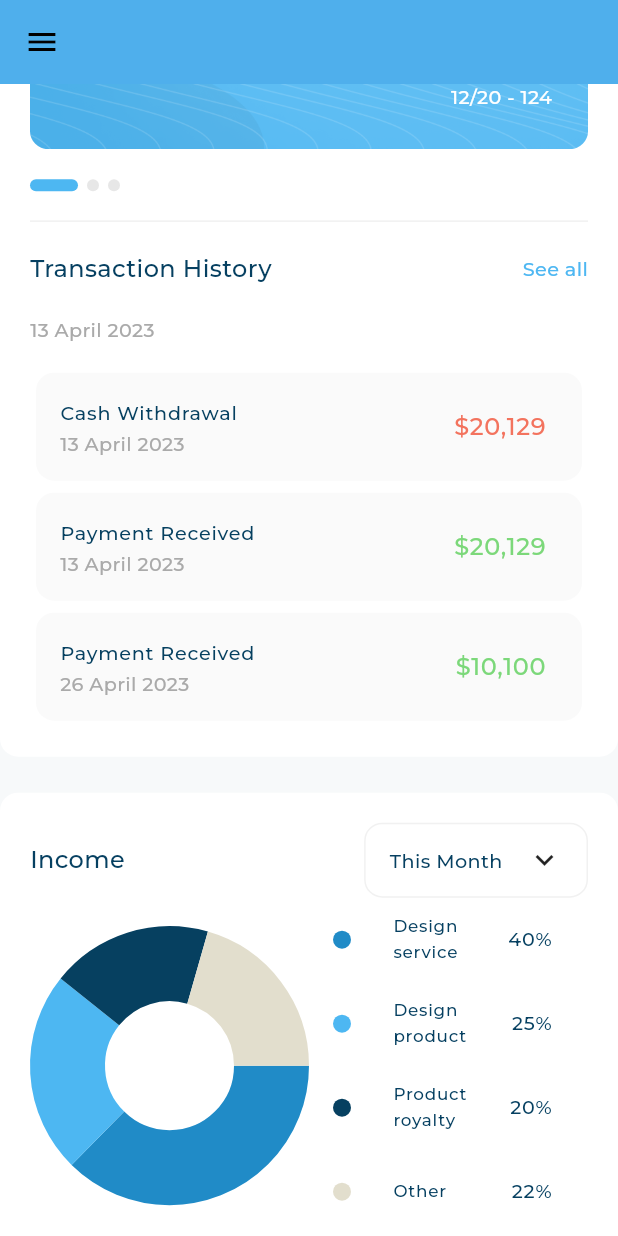
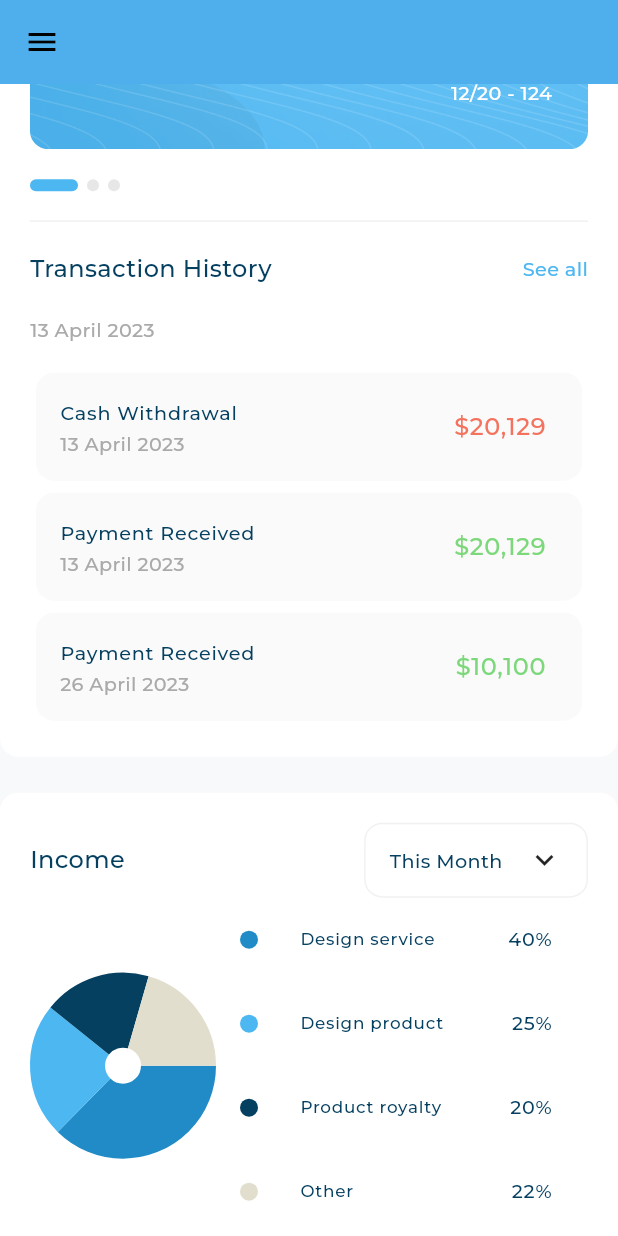
Before and after one commit to MahmoudAladwy33/responsive_dash_board, a Flutter app: the screen it shows after launch, scrolled down 1152 dp, on a phone screen of 412 x 824 dp. Run offline on Flutter 3.47's test engine with Material 3 defaults, Android fonts, the phone set to English and light mode, and no system bars; drawn by our look-alikes of expandable_page_view, fl_chart; our stand-ins replace flutter_svg; project files that could hold a hidden picture were left out.

Commit message:
- responsive desktop layout done

```diff
--- a/lib/features/views/dashboard.dart
+++ b/lib/features/views/dashboard.dart
@@ -1,4 +1,5 @@
 import 'package:flutter/material.dart';
+import 'package:responsive_dash_board/core/theme/size_config.dart';
 import 'package:responsive_dash_board/features/widgets/adaptive_layout.dart';
 import 'package:responsive_dash_board/features/widgets/custom_drawer.dart';
 import 'package:responsive_dash_board/features/widgets/dashboard_desktop_layout.dart';
@@ -18,7 +19,7 @@ class _DashBoardViewState extends State<DashBoardView> {
   Widget build(BuildContext context) {
     return Scaffold(
       key: scaffoldKey,
-      appBar: MediaQuery.sizeOf(context).width < 800
+      appBar: MediaQuery.sizeOf(context).width < SizeConfig.tablet
           ? AppBar(
               elevation: 0,
               backgroundColor: const Color(0xff4db7f2),
@@ -31,7 +32,9 @@ class _DashBoardViewState extends State<DashBoardView> {
               ),
             )
           : null,
-      drawer: MediaQuery.sizeOf(context).width < 800 ? const CustomDrawer() : null,
+      drawer: MediaQuery.sizeOf(context).width < SizeConfig.tablet
+          ? const CustomDrawer()
+          : null,
       backgroundColor: const Color(0xfff7f9fa),
       body: AdaptiveLayout(
         mobileLayout: (context) => const DashboardMobileLayout(),
--- a/lib/features/widgets/adaptive_layout.dart
+++ b/lib/features/widgets/adaptive_layout.dart
@@ -1,4 +1,5 @@
 import 'package:flutter/material.dart';
+import 'package:responsive_dash_board/core/theme/size_config.dart';
 
 class AdaptiveLayout extends StatelessWidget {
   const AdaptiveLayout({
@@ -13,9 +14,9 @@ class AdaptiveLayout extends StatelessWidget {
   Widget build(BuildContext context) {
     return LayoutBuilder(
       builder: (context, constrains) {
-        if (constrains.maxWidth < 800) {
+        if (constrains.maxWidth < SizeConfig.tablet) {
           return mobileLayout(context);
-        } else if (constrains.maxWidth < 1200) {
+        } else if (constrains.maxWidth < SizeConfig.desktop) {
           return tabletLayout(context);
         } else {
           return desktopLayout(context);
--- a/lib/features/widgets/all_expensess_and_quick_invoice_section.dart
+++ b/lib/features/widgets/all_expensess_and_quick_invoice_section.dart
@@ -8,8 +8,7 @@ class AllExpensessAndQuickInvoiceSection extends StatelessWidget {
 
   @override
   Widget build(BuildContext context) {
-    return const SingleChildScrollView(
-      child: Column(
+    return const Column(
       children: [
         AllExpensess(),
         SizedBox(
@@ -17,7 +16,6 @@ class AllExpensessAndQuickInvoiceSection extends StatelessWidget {
         ),
         QuickInvoice(),
       ],
-      ),
     );
   }
 }
--- a/lib/features/widgets/income_details.dart
+++ b/lib/features/widgets/income_details.dart
@@ -29,11 +29,10 @@ class IncomeDetails extends StatelessWidget {
   ];
   @override
   Widget build(BuildContext context) {
-    return ListView.builder(
-      itemCount: items.length,
-      shrinkWrap: true,
-      itemBuilder: (context,index){
-      return ItemDetails(itemDetailsModel: items[index]);
-    });
+    return Column(
+      children: items.map((e) => ItemDetails(itemDetailsModel: e)).toList(),
+    );
+
+
   }
 }
--- a/lib/features/widgets/income_section.dart
+++ b/lib/features/widgets/income_section.dart
@@ -1,8 +1,7 @@
 import 'package:flutter/material.dart';
 import 'package:responsive_dash_board/features/widgets/custom_background_container.dart';
-import 'package:responsive_dash_board/features/widgets/income_chart.dart';
-import 'package:responsive_dash_board/features/widgets/income_details.dart';
 
+import 'income_section_body.dart';
 import 'income_section_header.dart';
 
 class IncomeSection extends StatelessWidget {
@@ -14,17 +13,7 @@ class IncomeSection extends StatelessWidget {
       child: Column(
         children: [
           IncomeSectionHeader(),
-          Row(
-            crossAxisAlignment: CrossAxisAlignment.center ,
-            children: [
-              Expanded(
-                child: IncomeChart(),
-              ),
-              Expanded(
-                child: IncomeDetails(),
-              ),
-            ],
-          ),
+          IncomeSectionBody(),
         ],
       ),
     );
--- /dev/null
+++ b/lib/features/widgets/income_section_body.dart
@@ -0,0 +1,37 @@
+import 'dart:developer';
+
+import 'package:flutter/material.dart';
+import 'package:responsive_dash_board/core/theme/size_config.dart';
+import 'package:responsive_dash_board/features/widgets/detailed_income_chart.dart';
+import 'package:responsive_dash_board/features/widgets/income_chart.dart';
+
+import 'income_details.dart';
+
+class IncomeSectionBody extends StatelessWidget {
+  const IncomeSectionBody({
+    super.key,
+  });
+
+  @override
+  Widget build(BuildContext context) {
+    double width = MediaQuery.of(context).size.width;
+    log('Width: $width');
+    return width >= SizeConfig.desktop && width <= 1480
+        ? const Padding(
+            padding: EdgeInsets.all(16),
+            child: DetailedIncomeChart(),
+          )
+        : const Row(
+            crossAxisAlignment: CrossAxisAlignment.center,
+            children: [
+              Expanded(
+                child: IncomeChart(),
+              ),
+              Expanded(
+                flex: 2,
+                child: IncomeDetails(),
+              ),
+            ],
+          );
+  }
+}
--- a/lib/features/widgets/my_card.dart
+++ b/lib/features/widgets/my_card.dart
@@ -13,8 +13,7 @@ class MyCard extends StatelessWidget {
       child: Container(
         decoration: ShapeDecoration(
           image: const DecorationImage(
-            fit: BoxFit.fill,
-              image: AssetImage(Assets.imagesCardBackground)),
+              fit: BoxFit.fill, image: AssetImage(Assets.imagesCardBackground)),
           color: const Color(0xff4eb7f2),
           shape: RoundedRectangleBorder(
             borderRadius: BorderRadius.circular(12),
@@ -59,8 +58,10 @@ class MyCard extends StatelessWidget {
                 ],
               ),
             ),
-            const SizedBox(
-              height: 26,
+            const Flexible(
+              child: SizedBox(
+                height: 26,
+              ),
             ),
           ],
         ),
--- a/lib/features/widgets/transaction_history_list_view.dart
+++ b/lib/features/widgets/transaction_history_list_view.dart
@@ -26,12 +26,8 @@ class TransactionHistoryListView extends StatelessWidget {
   ];
   @override
   Widget build(BuildContext context) {
-    return ListView.builder(
-      itemCount: items.length,
-      shrinkWrap: true,
-      itemBuilder: (context, index) {
-        return TransactionItem(transactionModel: items[index]);
-      },
+    return Column(
+      children: items.map((e) => TransactionItem(transactionModel: e)).toList(),
     );
   }
 }
```
Also changed, not shown: lib/core/theme/size_config.dart (+1 -10 lines), lib/features/widgets/dashboard_desktop_layout.dart (+14 -5 lines), lib/features/widgets/detailed_income_chart.dart (added, +79 -0 lines), lib/core/theme/text_style.dart (line endings or trailing spaces). Lines whose indentation alone changed are shown as unchanged.
